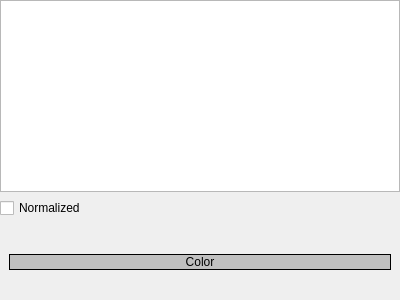
Above: src/pkgs/gvle.default/DefaultSimSubpanel/simpanelright.ui from vle-forge/vle before the change. Below: the same form after it.
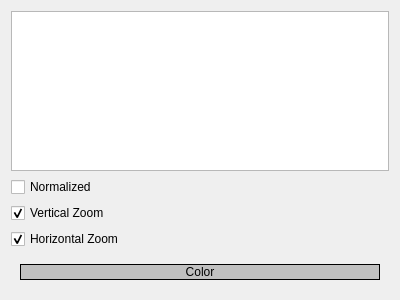
That is the form after the change.

Commit message:
gvle: enhancing zoom for the simulation panel
When zooming, the user can choose the direction either vertical or
horizontal.  By default the zoom is provided in both direction.

```diff
--- a/src/pkgs/gvle.default/DefaultSimSubpanel/simpanelright.ui
+++ b/src/pkgs/gvle.default/DefaultSimSubpanel/simpanelright.ui
@@ -14,18 +14,6 @@
    <string>Form</string>
   </property>
   <layout class="QVBoxLayout" name="verticalLayout">
-   <property name="leftMargin">
-    <number>0</number>
-   </property>
-   <property name="topMargin">
-    <number>0</number>
-   </property>
-   <property name="rightMargin">
-    <number>0</number>
-   </property>
-   <property name="bottomMargin">
-    <number>0</number>
-   </property>
    <item>
     <widget class="QTreeWidget" name="treeSimViews">
      <attribute name="headerVisible">
@@ -45,6 +33,26 @@
      </property>
     </widget>
    </item>
+   <item>
+    <widget class="QCheckBox" name="verticalZoom">
+     <property name="text">
+      <string>Vertical Zoom</string>
+     </property>
+     <property name="checked">
+      <bool>true</bool>
+     </property>
+    </widget>
+   </item>
+   <item>
+    <widget class="QCheckBox" name="horizontalZoom">
+     <property name="text">
+      <string>Horizontal Zoom</string>
+     </property>
+     <property name="checked">
+      <bool>true</bool>
+     </property>
+    </widget>
+   </item>
    <item>
     <widget class="QWidget" name="widSimStyle" native="true">
      <property name="sizePolicy">
```
The commit also changes 2 other files.
